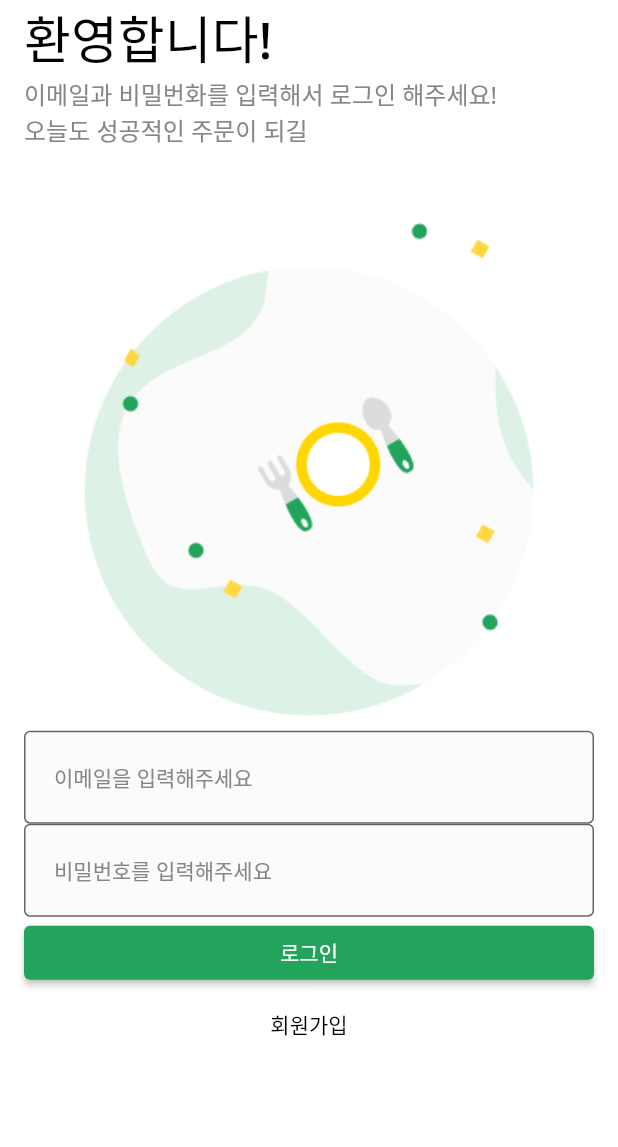
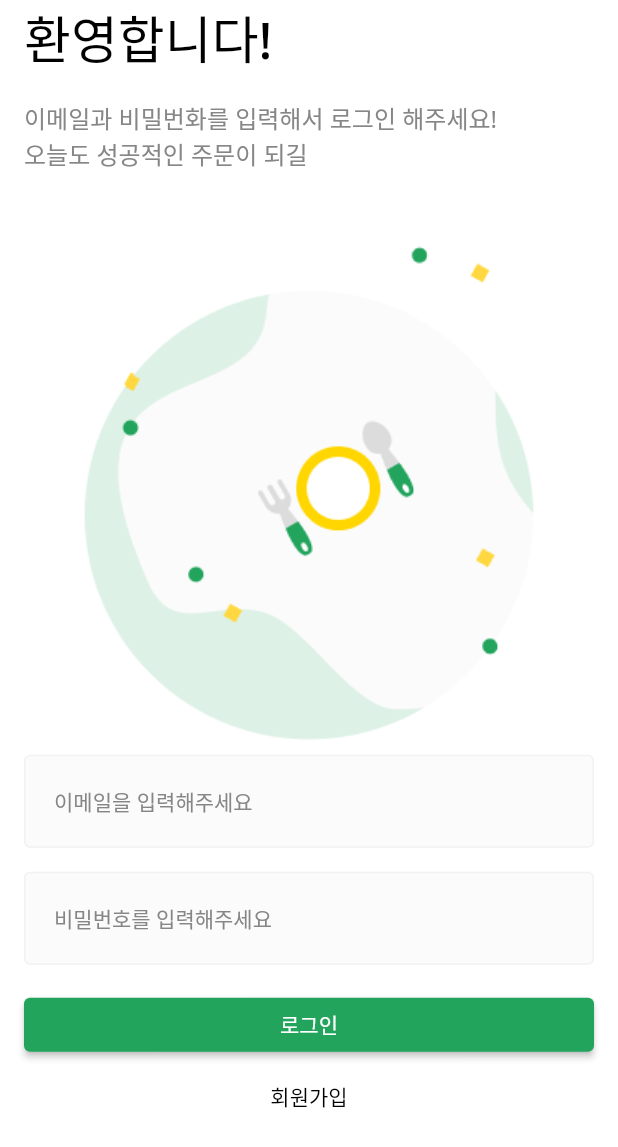
Before and after one commit to HengSsg/flutter_riverpod, a Flutter app: the screen it shows after launch, after a tap on "로그인", on a phone screen of 412 x 824 dp. Shown: the top 1147 px of the screen. Run offline on Flutter 3.47's test engine with Material 2 defaults, Android fonts, the phone set to English and light mode, and no system bars; our stand-ins replace dio, flutter_secure_storage; network calls fail.

```diff
--- a/lib/common/component/custom_text_form_field.dart
+++ b/lib/common/component/custom_text_form_field.dart
@@ -42,6 +42,7 @@ class CustomTextFormField extends StatelessWidget {
           filled: true,
           // 모든 INput 상태의 기본 스타일 세팅
           border: baseBorder,
+          enabledBorder: baseBorder,
           focusedBorder: baseBorder.copyWith(
             borderSide: baseBorder.borderSide.copyWith(
               color: PRIMARY_COLOR,
--- /dev/null
+++ b/lib/common/const/data.dart
@@ -0,0 +1,5 @@
+import 'package:flutter_secure_storage/flutter_secure_storage.dart';
+
+const ACCESS_TOKEN_KEY = 'ACCESS_TOKEN';
+const REFRESH_TOKEN_KEY = 'REFRESH_TOKEN';
+final storage = FlutterSecureStorage();
--- a/lib/common/layout/default_layout.dart
+++ b/lib/common/layout/default_layout.dart
@@ -2,16 +2,19 @@ import 'package:flutter/material.dart';
 
 class DefaultLayout extends StatelessWidget {
   final Widget child;
+  final Color? backgroundColor;
 
   const DefaultLayout({
     required this.child,
+    this.backgroundColor,
     Key? key,
   }) : super(key: key);
 
   @override
   Widget build(BuildContext context) {
     return Scaffold(
-      backgroundColor: Colors.white,
+      resizeToAvoidBottomInset: false,
+      backgroundColor: backgroundColor ?? Colors.white,
       body: child,
     );
   }
--- /dev/null
+++ b/lib/common/view/splash_screen.dart
@@ -0,0 +1,62 @@
+import 'package:actual/common/const/colors.dart';
+import 'package:actual/common/const/data.dart';
+import 'package:actual/common/layout/default_layout.dart';
+import 'package:actual/common/view/root_tab.dart';
+import 'package:actual/user/view/login_screen.dart';
+import 'package:flutter/material.dart';
+
+class SplashScreen extends StatefulWidget {
+  const SplashScreen({Key? key}) : super(key: key);
+
+  @override
+  State<SplashScreen> createState() => _SplashScreenState();
+}
+
+class _SplashScreenState extends State<SplashScreen> {
+  @override
+  void initState() {
+    // TODO: implement initState
+    super.initState();
+    checkToken();
+  }
+
+  void checkToken() async {
+    final refreshToken = await storage.read(key: REFRESH_TOKEN_KEY);
+    final accessToken = await storage.read(key: ACCESS_TOKEN_KEY);
+
+    if (refreshToken == null || accessToken == null) {
+      Navigator.of(context).pushAndRemoveUntil(
+        MaterialPageRoute(builder: (_) => LoginScreen()),
+        (route) => false,
+      );
+    } else {
+      Navigator.of(context).pushAndRemoveUntil(
+        MaterialPageRoute(builder: (_) => RootTab()),
+        (route) => false,
+      );
+    }
+  }
+
+  @override
+  Widget build(BuildContext context) {
+    return DefaultLayout(
+      backgroundColor: PRIMARY_COLOR,
+      child: SizedBox(
+        width: MediaQuery.of(context).size.width,
+        child: Column(
+          mainAxisAlignment: MainAxisAlignment.center,
+          children: [
+            Image.asset(
+              'asset/img/logo/logo.png',
+              width: MediaQuery.of(context).size.width / 2,
+            ),
+            SizedBox(height: 16.0),
+            CircularProgressIndicator(
+              color: Colors.white,
+            )
+          ],
+        ),
+      ),
+    );
+  }
+}
--- a/lib/main.dart
+++ b/lib/main.dart
@@ -1,3 +1,4 @@
+import 'package:actual/common/view/splash_screen.dart';
 import 'package:actual/user/view/login_screen.dart';
 import 'package:flutter/material.dart';
 import 'common/component/custom_text_form_field.dart';
@@ -12,14 +13,9 @@ class _App extends StatelessWidget {
   @override
   Widget build(BuildContext context) {
     return MaterialApp(
-      theme: ThemeData(
-        fontFamily: 'NotoSans'
-      ),
+      theme: ThemeData(fontFamily: 'NotoSans'),
       debugShowCheckedModeBanner: false,
-      home: Scaffold(
-        backgroundColor: Colors.white,
-        body: LoginScreen()
-      ),
+      home: Scaffold(backgroundColor: Colors.white, body: SplashScreen()),
     );
   }
 }
--- a/lib/user/view/login_screen.dart
+++ b/lib/user/view/login_screen.dart
@@ -1,14 +1,35 @@
+import 'dart:convert';
+import 'dart:io';
+
 import 'package:actual/common/component/custom_text_form_field.dart';
 import 'package:actual/common/const/colors.dart';
+import 'package:actual/common/const/data.dart';
 import 'package:actual/common/layout/default_layout.dart';
+import 'package:actual/common/view/root_tab.dart';
+import 'package:dio/dio.dart';
 import 'package:flutter/material.dart';
+import 'package:flutter_secure_storage/flutter_secure_storage.dart';
 
-class LoginScreen extends StatelessWidget {
+class LoginScreen extends StatefulWidget {
   const LoginScreen({Key? key}) : super(key: key);
 
   @override
+  State<LoginScreen> createState() => _LoginScreenState();
+}
+
+class _LoginScreenState extends State<LoginScreen> {
+  String username = '';
+  String password = '';
+
+  @override
   Widget build(BuildContext context) {
+    final dio = Dio();
+    final ip =
+        Platform.isIOS ? 'http://127.0.0.1:3000' : 'http://10.0.2.2:3000';
+
     return DefaultLayout(
+      child: SingleChildScrollView(
+        keyboardDismissBehavior: ScrollViewKeyboardDismissBehavior.onDrag,
         child: SafeArea(
           top: true,
           bottom: false,
@@ -18,36 +39,75 @@ class LoginScreen extends StatelessWidget {
               crossAxisAlignment: CrossAxisAlignment.stretch,
               children: [
                 _Title(),
+                SizedBox(height: 16.0),
                 _SubTitle(),
                 Image.asset(
                   'asset/img/misc/logo.png',
                   width: MediaQuery.of(context).size.width / 3 * 2,
                 ),
                 CustomTextFormField(
-                onChanged: (value) {},
+                  onChanged: (value) {
+                    username = value;
+                    print(username);
+                  },
                   hintText: '이메일을 입력해주세요',
                   // errorText: '에러가 있습니다.',
                 ),
+                SizedBox(height: 16.0),
                 CustomTextFormField(
-                onChanged: (value) {},
+                  onChanged: (value) {
+                    password = value;
+                    print(password);
+                  },
                   hintText: '비밀번호를 입력해주세요',
                   obscureText: true,
                 ),
+                SizedBox(height: 16.0),
                 ElevatedButton(
-                onPressed: () {},
+                  onPressed: () async {
+                    final rawString = '$username:$password';
+
+                    Codec<String, String> stringToBase64 = utf8.fuse(base64);
+
+                    String token = stringToBase64.encode(rawString);
+
+                    final resp = await dio.post(
+                      '$ip/auth/login',
+                      options:
+                          Options(headers: {'authorization': 'Basic $token'}),
+                    );
+                    final refreshToken  =resp.data['refreshToken'];
+                    final accessToken = resp.data['accessToken'];
+                    storage.write(key: REFRESH_TOKEN_KEY, value: refreshToken);
+                    storage.write(key: ACCESS_TOKEN_KEY, value: accessToken);
+
+                    Navigator.of(context)
+                        .push(MaterialPageRoute(builder: (_) => RootTab()));
+                    print(resp);
+                  },
                   style: ElevatedButton.styleFrom(
                     primary: PRIMARY_COLOR,
                   ),
                   child: Text('로그인'),
                 ),
                 TextButton(
-                onPressed: () {},
+                  onPressed: () async {
+                    final token =
+                        'eyJhbGciOiJIUzI1NiIsInR5cCI6IkpXVCJ9.eyJ1c2VybmFtZSI6InRlc3RAY29kZWZhY3RvcnkuYWkiLCJzdWIiOiJmNTViMzJkMi00ZDY4LTRjMWUtYTNjYS1kYTlkN2QwZDkyZTUiLCJ0eXBlIjoicmVmcmVzaCIsImlhdCI6MTY3Njk5MTgwNywiZXhwIjoxNjc3MDc4MjA3fQ.OyD2bzYGNpPcmVya7bbeVnxt22j4_cJ4nZR0JedbiUo';
+                    final resp = await dio.post(
+                      '$ip/auth/token',
+                      options:
+                          Options(headers: {'authorization': 'Bearer $token'}),
+                    );
+                    print(resp);
+                  },
                   style: TextButton.styleFrom(
                     primary: Colors.black,
                   ),
                   child: Text('회원가입'),
                 )
               ],
+            ),
           ),
         ),
       ),
```
Also changed, not shown: lib/common/view/root_tab.dart (added, +14 -0 lines), 4 other files. Lines whose indentation alone changed are shown as unchanged.
